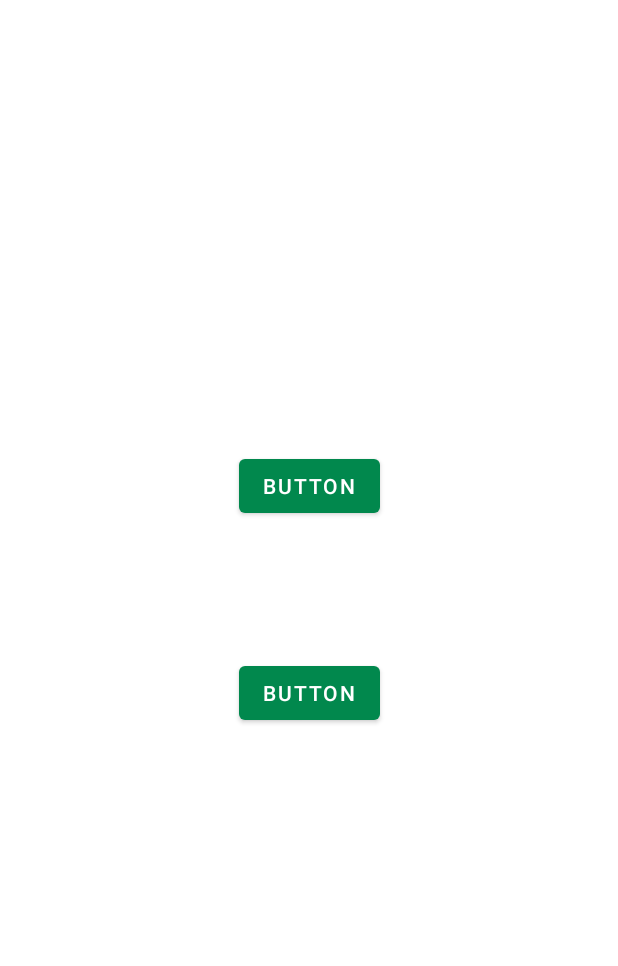
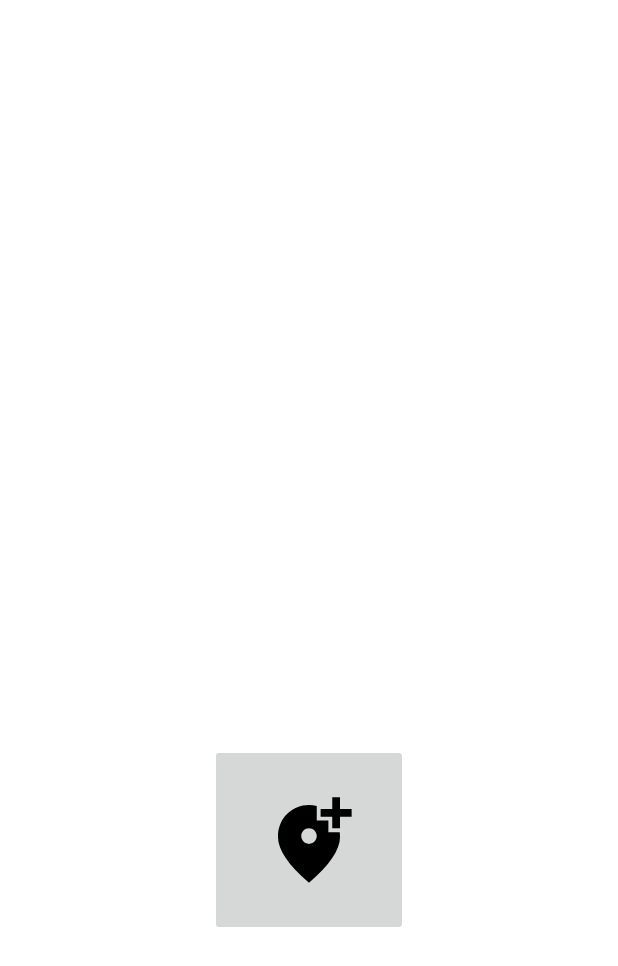
Before and after one commit to SrLario/organify, an Android app: the screen it shows after launch (HomeScreen), on a phone screen of 412 x 824 dp. Shown: the top 966 px of the screen. Run offline under Robolectric (Android 15) with nearby library versions, the phone set to English and light mode, and no system bars.

Commit message:
Created new travel icon
- Added a new icon
- Created a new icon in the home screen
- Deleted the other buttons

```diff
--- /dev/null
+++ b/Organify/app/src/main/res/drawable/icon.xml
@@ -0,0 +1,15 @@
+<vector xmlns:android="http://schemas.android.com/apk/res/android"
+    android:width="108dp"
+    android:height="108dp"
+    android:viewportWidth="108"
+    android:viewportHeight="108"
+    android:tint="#000000">
+  <group android:scaleX="2.5839"
+      android:scaleY="2.5839"
+      android:translateX="22.9932"
+      android:translateY="22.9932">
+    <path
+        android:fillColor="@android:color/white"
+        android:pathData="M20,1v3h3v2h-3v3h-2L18,6h-3L15,4h3L18,1h2zM12,13c1.1,0 2,-0.9 2,-2s-0.9,-2 -2,-2 -2,0.9 -2,2 0.9,2 2,2zM14,3.25L14,7h3v3h2.92c0.05,0.39 0.08,0.79 0.08,1.2 0,3.32 -2.67,7.25 -8,11.8 -5.33,-4.55 -8,-8.48 -8,-11.8C4,6.22 7.8,3 12,3c0.68,0 1.35,0.08 2,0.25z"/>
+  </group>
+</vector>
--- a/Organify/app/src/main/res/layout/activity_home_screen.xml
+++ b/Organify/app/src/main/res/layout/activity_home_screen.xml
@@ -6,24 +6,13 @@
     android:layout_height="match_parent"
     tools:context=".HomeScreen">
 
-    <Button
-        android:id="@+id/button"
+    <ImageButton
+        android:id="@+id/imageButton2"
         android:layout_width="wrap_content"
         android:layout_height="wrap_content"
-        android:layout_marginTop="300dp"
-        android:text="Button"
-        app:layout_constraintEnd_toEndOf="parent"
-        app:layout_constraintStart_toStartOf="parent"
-        app:layout_constraintTop_toTopOf="parent" />
-
-    <Button
-        android:id="@+id/button2"
-        android:layout_width="wrap_content"
-        android:layout_height="wrap_content"
-        android:layout_marginTop="100dp"
-        android:text="Button"
+        android:layout_marginBottom="200dp"
         app:layout_constraintBottom_toBottomOf="parent"
         app:layout_constraintEnd_toEndOf="parent"
         app:layout_constraintStart_toStartOf="parent"
-        app:layout_constraintTop_toTopOf="parent" />
+        app:srcCompat="@drawable/icon" />
 </androidx.constraintlayout.widget.ConstraintLayout>
--- /dev/null
+++ b/Organify/app/src/main/res/mipmap-anydpi-v26/new_travel.xml
@@ -0,0 +1,5 @@
+<?xml version="1.0" encoding="utf-8"?>
+<adaptive-icon xmlns:android="http://schemas.android.com/apk/res/android">
+    <background android:drawable="@color/new_travel_background"/>
+    <foreground android:drawable="@drawable/icon"/>
+</adaptive-icon>
--- /dev/null
+++ b/Organify/app/src/main/res/mipmap-anydpi-v26/new_travel_round.xml
@@ -0,0 +1,5 @@
+<?xml version="1.0" encoding="utf-8"?>
+<adaptive-icon xmlns:android="http://schemas.android.com/apk/res/android">
+    <background android:drawable="@color/new_travel_background"/>
+    <foreground android:drawable="@drawable/icon"/>
+</adaptive-icon>
--- /dev/null
+++ b/Organify/app/src/main/res/values/new_travel_background.xml
@@ -0,0 +1,4 @@
+<?xml version="1.0" encoding="utf-8"?>
+<resources>
+    <color name="new_travel_background">#FFFFFF</color>
+</resources>
```
Also changed, not shown: Organify/app/src/main/new_travel-playstore.png (added), Organify/app/src/main/res/mipmap-hdpi/new_travel.png (added), Organify/app/src/main/res/mipmap-hdpi/new_travel_round.png (added), Organify/app/src/main/res/mipmap-mdpi/new_travel.png (added), Organify/app/src/main/res/mipmap-mdpi/new_travel_round.png (added), Organify/app/src/main/res/mipmap-xhdpi/new_travel.png (added), Organify/app/src/main/res/mipmap-xhdpi/new_travel_round.png (added), Organify/app/src/main/res/mipmap-xxhdpi/new_travel.png (added), Organify/app/src/main/res/mipmap-xxhdpi/new_travel_round.png (added), Organify/app/src/main/res/mipmap-xxxhdpi/new_travel.png (added), Organify/app/src/main/res/mipmap-xxxhdpi/new_travel_round.png (added).
